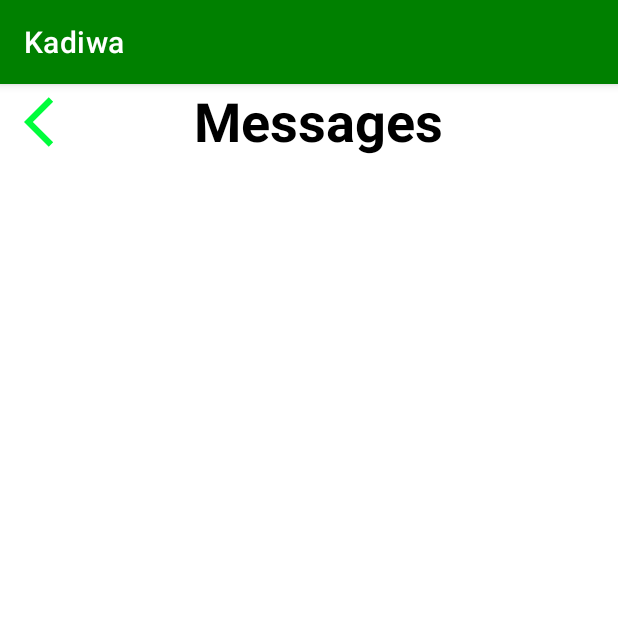
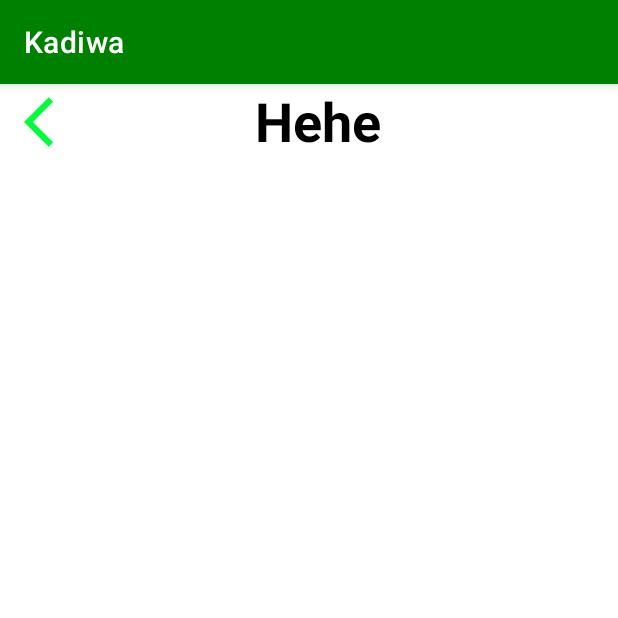
Before and after one commit to KayL-1/GroceryStoreee, an Android app: the ProfHeheActivity screen opened directly, with no data from a screen before it, on a phone screen of 412 x 824 dp, the top half of it. Run offline under Robolectric (Android 15) with nearby library versions, the phone set to English and light mode, and no system bars.

Commit message:
Fix ng sira ni jojo

```diff
--- a/GroceryApp/app/src/main/AndroidManifest.xml
+++ b/GroceryApp/app/src/main/AndroidManifest.xml
@@ -16,7 +16,7 @@
             android:name=".ProfHeheActivity"
             android:exported="false" />
         <activity
-            android:name=".TemplateActivity"
+            android:name=".ProfHihiActivity"
             android:exported="false" />
         <activity
             android:name=".MessageActivity"
@@ -54,7 +54,6 @@
         </activity>
         <activity android:name=".RegisterActivity" />
         <activity android:name=".LoginActivity" />
-        <activity android:name=".MainActivity" />
     </application>
 
 </manifest>
--- a/GroceryApp/app/src/main/res/layout/activity_prof_hehe.xml
+++ b/GroceryApp/app/src/main/res/layout/activity_prof_hehe.xml
@@ -11,7 +11,6 @@
         android:layout_width="match_parent"
         android:layout_height="wrap_content">
 
-        y
         <ImageView
             android:id="@+id/backNav"
             android:layout_width="40dp"
@@ -31,7 +30,7 @@
             android:layout_marginStart="66dp"
             android:layout_marginEnd="109dp"
             android:layout_toEndOf="@+id/backNav"
-            android:text="Messages"
+            android:text="Hehe"
             android:textAlignment="center"
             android:textColor="@color/black"
             android:textSize="36sp"
--- a/GroceryApp/app/src/main/res/layout/activity_prof_hihi.xml
+++ b/GroceryApp/app/src/main/res/layout/activity_prof_hihi.xml
@@ -31,13 +31,10 @@
             android:layout_marginStart="66dp"
             android:layout_marginEnd="109dp"
             android:layout_toEndOf="@+id/backNav"
-            android:text="Messages"
+            android:text="Hihi"
             android:textAlignment="center"
             android:textColor="@color/black"
             android:textSize="36sp"
             android:textStyle="bold" />
     </RelativeLayout>
-
-
-
 </RelativeLayout>
```
